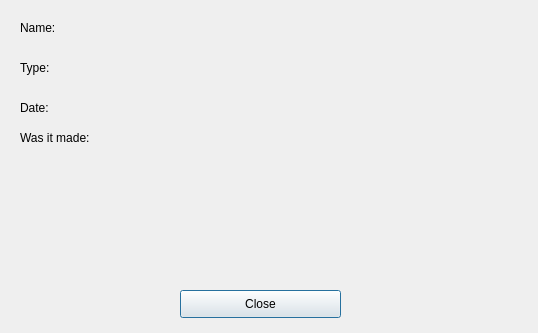
ManiSigt/Verklegt-nams, file infocomputerdialog.ui: the form before one commit.
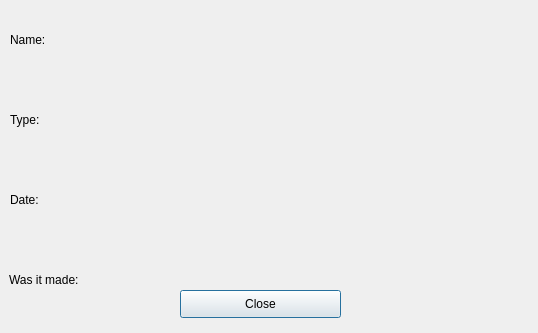
The form after the commit.

```diff
--- a/infocomputerdialog.ui
+++ b/infocomputerdialog.ui
@@ -13,115 +13,11 @@
   <property name="windowTitle">
    <string>Dialog</string>
   </property>
-  <widget class="QLabel" name="label_input_type">
-   <property name="geometry">
-    <rect>
-     <x>70</x>
-     <y>60</y>
-     <width>71</width>
-     <height>16</height>
-    </rect>
-   </property>
-   <property name="text">
-    <string/>
-   </property>
-  </widget>
-  <widget class="QLabel" name="label_wasItMade">
-   <property name="geometry">
-    <rect>
-     <x>20</x>
-     <y>130</y>
-     <width>91</width>
-     <height>16</height>
-    </rect>
-   </property>
-   <property name="text">
-    <string>Was it made:</string>
-   </property>
-  </widget>
-  <widget class="QLabel" name="label_input_year_birth">
-   <property name="geometry">
-    <rect>
-     <x>100</x>
-     <y>100</y>
-     <width>55</width>
-     <height>16</height>
-    </rect>
-   </property>
-   <property name="text">
-    <string/>
-   </property>
-  </widget>
-  <widget class="QLabel" name="label_type">
-   <property name="geometry">
-    <rect>
-     <x>20</x>
-     <y>60</y>
-     <width>55</width>
-     <height>16</height>
-    </rect>
-   </property>
-   <property name="text">
-    <string>Type:</string>
-   </property>
-  </widget>
-  <widget class="QLabel" name="label_input_wasItMade">
-   <property name="geometry">
-    <rect>
-     <x>100</x>
-     <y>130</y>
-     <width>55</width>
-     <height>16</height>
-    </rect>
-   </property>
-   <property name="text">
-    <string/>
-   </property>
-  </widget>
-  <widget class="QLabel" name="label_input_name">
-   <property name="geometry">
-    <rect>
-     <x>70</x>
-     <y>20</y>
-     <width>161</width>
-     <height>16</height>
-    </rect>
-   </property>
-   <property name="text">
-    <string/>
-   </property>
-  </widget>
-  <widget class="QLabel" name="label_name">
-   <property name="geometry">
-    <rect>
-     <x>20</x>
-     <y>20</y>
-     <width>55</width>
-     <height>16</height>
-    </rect>
-   </property>
-   <property name="text">
-    <string>Name:</string>
-   </property>
-  </widget>
-  <widget class="QLabel" name="label_date">
-   <property name="geometry">
-    <rect>
-     <x>20</x>
-     <y>100</y>
-     <width>81</width>
-     <height>16</height>
-    </rect>
-   </property>
-   <property name="text">
-    <string>Date:</string>
-   </property>
-  </widget>
   <widget class="QLabel" name="label_image">
    <property name="geometry">
     <rect>
-     <x>250</x>
-     <y>10</y>
+     <x>240</x>
+     <y>20</y>
      <width>261</width>
      <height>261</height>
     </rect>
@@ -143,6 +39,110 @@
     <string>Close</string>
    </property>
   </widget>
+  <widget class="QWidget" name="horizontalLayoutWidget">
+   <property name="geometry">
+    <rect>
+     <x>10</x>
+     <y>0</y>
+     <width>201</width>
+     <height>80</height>
+    </rect>
+   </property>
+   <layout class="QHBoxLayout" name="horizontalLayout">
+    <item>
+     <widget class="QLabel" name="label_name">
+      <property name="text">
+       <string>Name:</string>
+      </property>
+     </widget>
+    </item>
+    <item>
+     <widget class="QLabel" name="label_show_name">
+      <property name="text">
+       <string/>
+      </property>
+     </widget>
+    </item>
+   </layout>
+  </widget>
+  <widget class="QWidget" name="horizontalLayoutWidget_2">
+   <property name="geometry">
+    <rect>
+     <x>10</x>
+     <y>80</y>
+     <width>201</width>
+     <height>80</height>
+    </rect>
+   </property>
+   <layout class="QHBoxLayout" name="horizontalLayout_2">
+    <item>
+     <widget class="QLabel" name="label_type">
+      <property name="text">
+       <string>Type:</string>
+      </property>
+     </widget>
+    </item>
+    <item>
+     <widget class="QLabel" name="label_show_type">
+      <property name="text">
+       <string/>
+      </property>
+     </widget>
+    </item>
+   </layout>
+  </widget>
+  <widget class="QWidget" name="horizontalLayoutWidget_3">
+   <property name="geometry">
+    <rect>
+     <x>10</x>
+     <y>160</y>
+     <width>201</width>
+     <height>80</height>
+    </rect>
+   </property>
+   <layout class="QHBoxLayout" name="horizontalLayout_3">
+    <item>
+     <widget class="QLabel" name="label_date">
+      <property name="text">
+       <string>Date:</string>
+      </property>
+     </widget>
+    </item>
+    <item>
+     <widget class="QLabel" name="label_show_date">
+      <property name="text">
+       <string/>
+      </property>
+     </widget>
+    </item>
+   </layout>
+  </widget>
+  <widget class="QWidget" name="horizontalLayoutWidget_4">
+   <property name="geometry">
+    <rect>
+     <x>9</x>
+     <y>240</y>
+     <width>151</width>
+     <height>80</height>
+    </rect>
+   </property>
+   <layout class="QHBoxLayout" name="horizontalLayout_4">
+    <item>
+     <widget class="QLabel" name="label_wasItMade">
+      <property name="text">
+       <string>Was it made:</string>
+      </property>
+     </widget>
+    </item>
+    <item>
+     <widget class="QLabel" name="label_show_wasItMade">
+      <property name="text">
+       <string/>
+      </property>
+     </widget>
+    </item>
+   </layout>
+  </widget>
  </widget>
  <resources/>
  <connections/>
```
